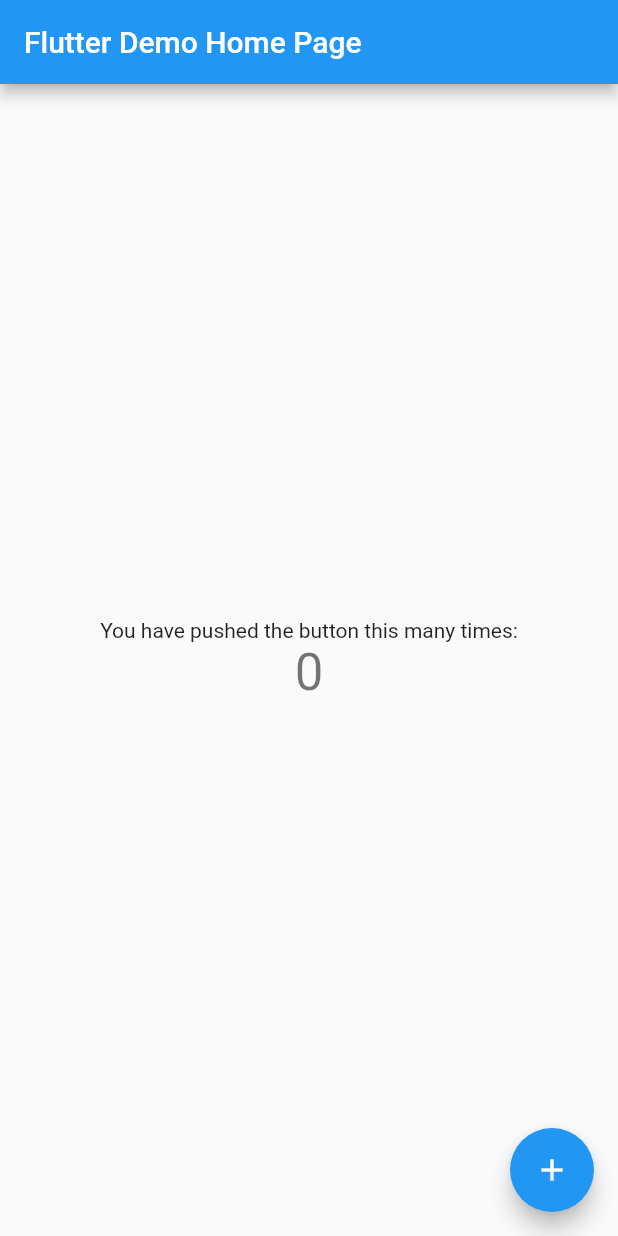
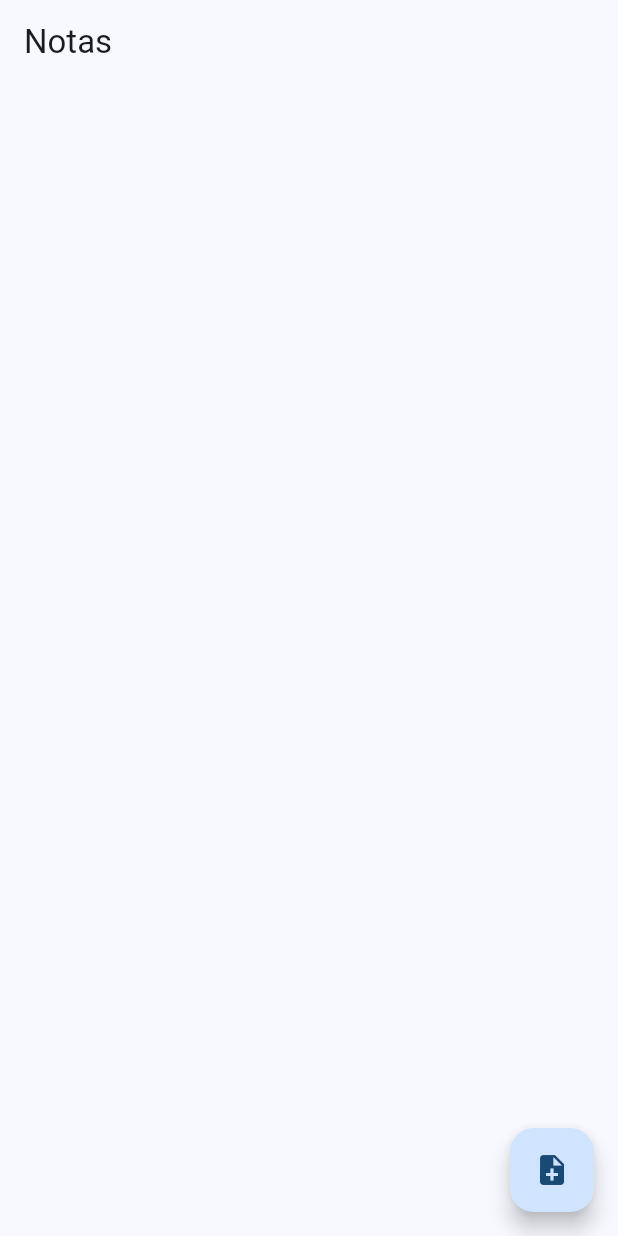
Before and after one commit to gabyferr/notas_app, a Flutter app: the screen it shows after launch, on a phone screen of 412 x 824 dp. Run offline on Flutter 3.47's test engine with Material 2 defaults, Android fonts, the phone set to English and light mode, and no system bars; our stand-ins replace flutter_colorpicker, flutter_modular, flutter_triple.

Commit message:
inclusao notas

```diff
--- /dev/null
+++ b/lib/app_widget.dart
@@ -0,0 +1,21 @@
+import 'package:flutter/material.dart';
+import 'package:flutter_modular/flutter_modular.dart';
+
+class AppWidget extends StatelessWidget {
+  const AppWidget({Key? key}) : super(key: key);
+
+  @override
+  Widget build(BuildContext context) {
+    Modular.setInitialRoute('/');
+
+    return MaterialApp.router(
+      title: 'Flutter Demo',
+      theme: ThemeData(
+        useMaterial3: true,
+        colorSchemeSeed: Colors.blue,
+      ),
+      routeInformationParser: Modular.routeInformationParser,
+      routerDelegate: Modular.routerDelegate,
+    );
+  }
+}
--- a/lib/main.dart
+++ b/lib/main.dart
@@ -1,116 +1,8 @@
 import 'package:flutter/material.dart';
+import 'package:flutter_modular/flutter_modular.dart';
+import 'package:notas_app/app_module.dart';
+import 'package:notas_app/app_widget.dart';
 
 void main() {
-  runApp(const MyApp());
+  runApp(ModularApp(module: AppModule(), child: const AppWidget()));
 }
-
-class MyApp extends StatelessWidget {
-  const MyApp({Key? key}) : super(key: key);
-
-  // This widget is the root of your application.
-  @override
-  Widget build(BuildContext context) {
-    return MaterialApp(
-      title: 'Flutter Demo',
-      theme: ThemeData(
-        // This is the theme of your application.
-        //
-        // Try running your application with "flutter run". You'll see the
-        // application has a blue toolbar. Then, without quitting the app, try
-        // changing the primarySwatch below to Colors.green and then invoke
-        // "hot reload" (press "r" in the console where you ran "flutter run",
-        // or simply save your changes to "hot reload" in a Flutter IDE).
-        // Notice that the counter didn't reset back to zero; the application
-        // is not restarted.
-        primarySwatch: Colors.blue,
-      ),
-      home: const MyHomePage(title: 'Flutter Demo Home Page'),
-    );
-  }
-}
-
-class MyHomePage extends StatefulWidget {
-  const MyHomePage({Key? key, required this.title}) : super(key: key);
-
-  // This widget is the home page of your application. It is stateful, meaning
-  // that it has a State object (defined below) that contains fields that affect
-  // how it looks.
-
-  // This class is the configuration for the state. It holds the values (in this
-  // case the title) provided by the parent (in this case the App widget) and
-  // used by the build method of the State. Fields in a Widget subclass are
-  // always marked "final".
-
-  final String title;
-
-  @override
-  State<MyHomePage> createState() => _MyHomePageState();
-}
-
-class _MyHomePageState extends State<MyHomePage> {
-  int _counter = 0;
-
-  void _incrementCounter() {
-    print('oiiii');
-    setState(() {
-      // This call to setState tells the Flutter framework that something has
-      // changed in this State, which causes it to rerun the build method below
-      // so that the display can reflect the updated values. If we changed
-      // _counter without calling setState(), then the build method would not be
-      // called again, and so nothing would appear to happen.
-      _counter++;
-    });
-  }
-
-  @override
-  Widget build(BuildContext context) {
-    // This method is rerun every time setState is called, for instance as done
-    // by the _incrementCounter method above.
-    //
-    // The Flutter framework has been optimized to make rerunning build methods
-    // fast, so that you can just rebuild anything that needs updating rather
-    // than having to individually change instances of widgets.
-    return Scaffold(
-      appBar: AppBar(
-        // Here we take the value from the MyHomePage object that was created by
-        // the App.build method, and use it to set our appbar title.
-        title: Text(widget.title),
-      ),
-      body: Center(
-        // Center is a layout widget. It takes a single child and positions it
-        // in the middle of the parent.
-        child: Column(
-          // Column is also a layout widget. It takes a list of children and
-          // arranges them vertically. By default, it sizes itself to fit its
-          // children horizontally, and tries to be as tall as its parent.
-          //
-          // Invoke "debug painting" (press "p" in the console, choose the
-          // "Toggle Debug Paint" action from the Flutter Inspector in Android
-          // Studio, or the "Toggle Debug Paint" command in Visual Studio Code)
-          // to see the wireframe for each widget.
-          //
-          // Column has various properties to control how it sizes itself and
-          // how it positions its children. Here we use mainAxisAlignment to
-          // center the children vertically; the main axis here is the vertical
-          // axis because Columns are vertical (the cross axis would be
-          // horizontal).
-          mainAxisAlignment: MainAxisAlignment.center,
-          children: <Widget>[
-            const Text(
-              'You have pushed the button this many times:',
-            ),
-            Text(
-              '$_counter',
-              style: Theme.of(context).textTheme.headline4,
-            ),
-          ],
-        ),
-      ),
-      floatingActionButton: FloatingActionButton(
-        onPressed: _incrementCounter,
-        tooltip: 'Increment',
-        child: const Icon(Icons.add),
-      ), // This trailing comma makes auto-formatting nicer for build methods.
-    );
-  }
-}
--- /dev/null
+++ b/lib/nota_model.dart
@@ -0,0 +1,17 @@
+import 'package:flutter/cupertino.dart';
+
+class NotaModel {
+  String titulo;
+  String conteudo;
+  String data;
+  Color corFundo;
+  Color corText;
+
+  NotaModel({
+    required this.titulo,
+    required this.data,
+    required this.conteudo,
+    required this.corFundo,
+    required this.corText,
+  });
+}
--- /dev/null
+++ b/lib/notas_controller.dart
@@ -0,0 +1,32 @@
+import 'package:flutter/material.dart';
+import 'package:flutter_modular/flutter_modular.dart';
+import 'package:flutter_triple/flutter_triple.dart';
+import 'package:notas_app/nota_model.dart';
+
+class NotasCotroller extends NotifierStore<Exception, List<NotaModel>> {
+  NotasCotroller(super.initialState);
+  List<NotaModel> minhasNotas = [];
+
+  final corSelecionada = RxNotifier<Color>(Colors.blueGrey);
+  void mudarCorSelecionada(Color novaCor) => corSelecionada.value = novaCor;
+
+  void listarNotas() {
+    execute(() async => minhasNotas);
+  }
+
+  void adicionarNota(NotaModel value) {
+    minhasNotas.add(value);
+    listarNotas();
+    Modular.to.pop();
+  }
+}
+
+
+/*
+-uma cor na barra do appbar(onde ta escrito notas)
+- os cards um botao de exlcuir a nota onde esta a data, e a data colcado no final
+do card
+- qnd clicar no botao de excluir abrir uma modal perguntado se quer mesmo excluir aqele
+nota
+-fazer a nota ser retirada da lista e sumir da visualizacao
+*/
```
Also changed, not shown: lib/app_module.dart (added, +15 -0 lines), lib/notas_page.dart (added, +193 -0 lines), pubspec.yaml (+5 -72 lines), 2 other files.
